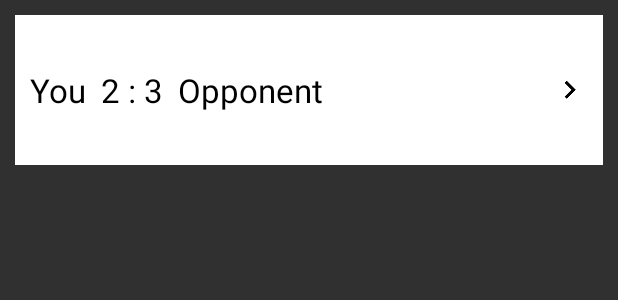
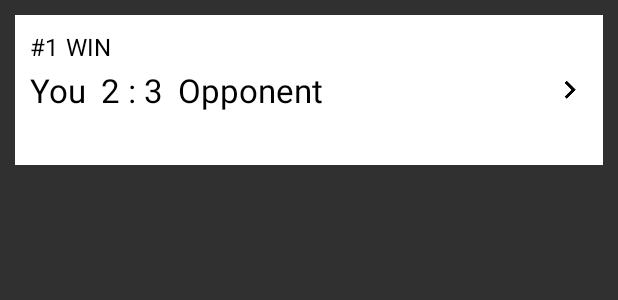
Before and after one commit to johntzan/FutWeekendLeagueStats, an Android app: the layout game_row_layout.xml on its own in the app's theme, with its tools: preview values and no code run, on a phone screen of 412 x 824 dp. Shown: the top 300 px of the screen. Run offline under Robolectric (Android 15) with nearby library versions, the phone set to English and light mode, and no system bars.

Commit message:
-leaderboards crash fix on snackbar -new game resetting bug fix -Main Activity loading after a while crash fix -add internet connection check -add game # in view games list

```diff
--- a/app/build.gradle
+++ b/app/build.gradle
@@ -57,8 +57,8 @@ android {
             signingConfig signingConfigs.release
             proguardFile 'proguard-rules.pro'
             targetSdkVersion 25
-            versionCode 10
-            versionName '1.4'
+            versionCode 11
+            versionName '1.5'
             resValue "string", "app_name", "FUT Weekend League Stats & Leaderboards"
         }
         staging {
@@ -68,7 +68,7 @@ android {
             proguardFile 'proguard-rules.pro'
             targetSdkVersion 25
             versionCode 1
-            versionName '1.4'
+            versionName '1.5'
             resValue "string", "app_name", "FUT Weekend League Stats & Leaderboards"
         }
     }
--- a/app/src/main/AndroidManifest.xml
+++ b/app/src/main/AndroidManifest.xml
@@ -4,6 +4,7 @@
     xmlns:tools="http://schemas.android.com/tools">
 
     <uses-permission android:name="android.permission.INTERNET" />
+    <uses-permission android:name="android.permission.ACCESS_NETWORK_STATE" />
 
     <application
         android:name=".FutChampsApplication"
--- a/app/src/main/java/com/futchampionsstats/ui/leaderboards/UserProfileLeaderboardsFragment.java
+++ b/app/src/main/java/com/futchampionsstats/ui/leaderboards/UserProfileLeaderboardsFragment.java
@@ -12,6 +12,8 @@ import android.view.View;
 import android.view.ViewGroup;
 import android.widget.TextView;
 
+import com.crashlytics.android.answers.Answers;
+import com.crashlytics.android.answers.CustomEvent;
 import com.futchampionsstats.R;
 import com.futchampionsstats.adapters.UserProfileRankAdapter;
 import com.futchampionsstats.databinding.FragmentUserProfileLeaderboardsBinding;
@@ -67,6 +69,8 @@ public class UserProfileLeaderboardsFragment extends Fragment {
         }
         setupAdapter(user);
 
+        Answers.getInstance().logCustom(new CustomEvent("Searching for a user on leaderboards"));
+
         return view;
     }
 
--- a/app/src/main/res/layout/game_row_layout.xml
+++ b/app/src/main/res/layout/game_row_layout.xml
@@ -5,22 +5,21 @@
     android:layout_height="100dp"
     android:layout_margin="10dp"
     android:background="@color/white"
+    android:paddingEnd="10dp"
     android:paddingLeft="10dp"
-    android:paddingStart="10dp"
-    android:paddingEnd="10dp"
     android:paddingRight="10dp"
-    >
+    android:paddingStart="10dp">
 
     <TextView
-        android:text="@string/you"
+        android:id="@+id/you_txt"
         android:layout_width="wrap_content"
         android:layout_height="wrap_content"
-        android:id="@+id/you_txt"
+        android:layout_alignParentLeft="true"
+        android:layout_alignParentStart="true"
         android:layout_centerVertical="true"
-        android:layout_alignParentStart="true"
-        android:layout_alignParentLeft="true"
-        android:textSize="22sp"
-        android:textColor="@color/black"/>
+        android:text="@string/you"
+        android:textColor="@color/black"
+        android:textSize="22sp" />
 
     <ImageView
         android:id="@+id/chevron"
@@ -33,41 +32,57 @@
         android:layout_alignParentBottom="true" />
 
     <TextView
+        android:id="@+id/game_score"
         android:layout_width="wrap_content"
         android:layout_height="wrap_content"
+        android:layout_alignBottom="@+id/you_txt"
+        android:layout_marginLeft="10dp"
+        android:layout_marginStart="10dp"
+        android:layout_toEndOf="@+id/you_txt"
+        android:layout_toRightOf="@+id/you_txt"
         android:text="2 : 3"
-        android:textSize="22sp"
-        android:id="@+id/game_score"
         android:textColor="@color/black"
-        android:layout_alignBottom="@+id/you_txt"
-        android:layout_toRightOf="@+id/you_txt"
-        android:layout_toEndOf="@+id/you_txt"
-        android:layout_marginLeft="10dp"
-        android:layout_marginStart="10dp" />
+        android:textSize="22sp" />
 
     <TextView
-        android:text="@string/opponent"
+        android:id="@+id/opp_txt"
+        android:layout_width="wrap_content"
         android:layout_height="wrap_content"
-        android:id="@+id/opp_txt"
-        android:textSize="22sp"
-        android:layout_width="wrap_content"
-        android:textColor="@color/black"
         android:layout_centerVertical="true"
         android:layout_marginLeft="10dp"
         android:layout_marginStart="10dp"
-        android:layout_toRightOf="@+id/game_score"
         android:layout_toEndOf="@id/game_score"
         android:layout_toLeftOf="@id/chevron"
-        android:layout_toStartOf="@id/chevron"/>
+        android:layout_toRightOf="@+id/game_score"
+        android:layout_toStartOf="@id/chevron"
+        android:text="@string/opponent"
+        android:textColor="@color/black"
+        android:textSize="22sp" />
 
     <TextView
+        android:id="@+id/game_no"
         android:layout_width="wrap_content"
         android:layout_height="wrap_content"
-        android:layout_alignParentTop="true"
         android:layout_alignParentLeft="true"
         android:layout_alignParentStart="true"
+        android:layout_alignParentTop="true"
         android:layout_marginTop="10dp"
-        android:id="@+id/win_or_lose_txt" />
+        android:text="#1"
+        android:textColor="@color/black"
+        android:textSize="16sp" />
+
+    <TextView
+        android:id="@+id/win_or_lose_txt"
+        android:layout_width="wrap_content"
+        android:layout_height="wrap_content"
+        android:layout_marginLeft="5dp"
+        android:layout_marginStart="5dp"
+        android:layout_marginTop="10dp"
+        android:layout_toRightOf="@+id/game_no"
+        android:layout_toEndOf="@id/game_no"
+        android:text="WIN"
+        android:textColor="@color/black"
+        android:textSize="16sp" />
 
 
 </RelativeLayout>
```
Also changed, not shown: app/src/main/java/com/futchampionsstats/ConnectionDetector.java (added, +55 -0 lines), app/src/main/java/com/futchampionsstats/FutChampsApplication.java (+14 -0 lines), app/src/main/java/com/futchampionsstats/adapters/GamesListAdapter.java (+7 -2 lines), app/src/main/java/com/futchampionsstats/ui/MainActivity.java (+7 -1 lines), app/src/main/java/com/futchampionsstats/ui/leaderboards/LeaderboardsFragment.java (+11 -1 lines), app/src/main/java/com/futchampionsstats/ui/leaderboards/consoles_fragments/PS4LeaderboardsFragment.java (+2 -12 lines), app/src/main/java/com/futchampionsstats/ui/leaderboards/consoles_fragments/XboxOneLeaderboardsFragment.java (+1 -12 lines), app/src/main/java/com/futchampionsstats/ui/wl/new_game/NewGameFragment.java (+4 -14 lines), app/src/main/java/com/futchampionsstats/utils/Constants.java (+0 -27 lines), app/src/main/java/com/futchampionsstats/utils/Utils.java (+20 -0 lines), app/src/main/res/values/strings.xml (+7 -0 lines).
